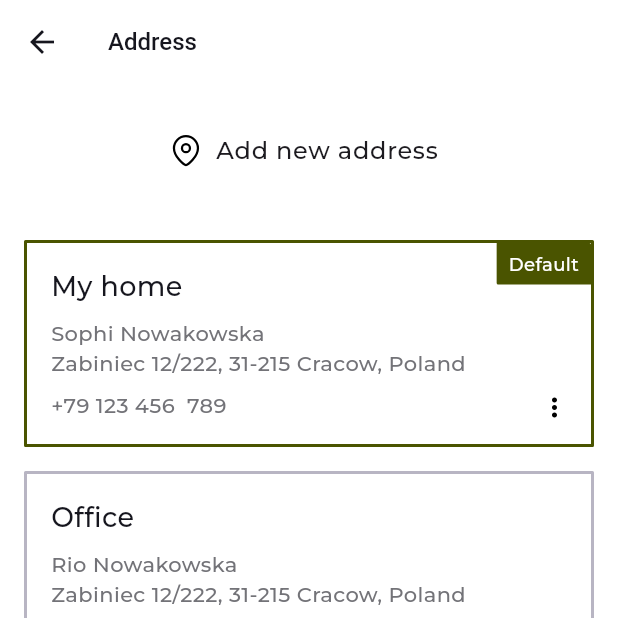
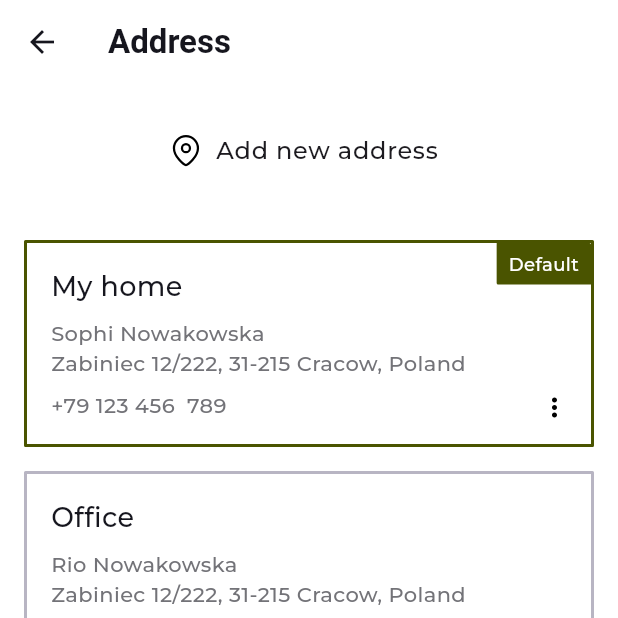
Before and after one commit to AbdhalRiyas/NicheGallerie, a Flutter app: the AddressesScreen screen opened by its route, on a phone screen of 412 x 824 dp, the top half of it. Run offline on Flutter 3.47's test engine with Material 3 defaults, Android fonts, the phone set to English and light mode, and no system bars; our stand-ins replace cached_network_image, country_code_picker, csc_picker, flutter_dotenv, flutter_rating_bar, flutter_svg and 1 more; missing offline and left inert: mobkit_dashed_border; statements that could not run were skipped; project files that could hold a hidden picture were left out.

```diff
--- a/lib/src/screens/address/views/addresses_screen.dart
+++ b/lib/src/screens/address/views/addresses_screen.dart
@@ -4,6 +4,7 @@ import 'package:mobkit_dashed_border/mobkit_dashed_border.dart';
 import 'package:shop/src/constants.dart';
 import 'package:shop/src/screens/address/views/components/address_card.dart';
 import 'package:shop/src/screens/address/views/components/address_form.dart';
+import 'package:shop/src/screens/address/views/components/addresses_skelton.dart';
 
 class AddressesScreen extends StatefulWidget {
   const AddressesScreen({super.key});
@@ -97,7 +98,11 @@ class _AddressesScreenState extends State<AddressesScreen> {
                   ? Center(
                       child: Text('No addresses'),
                     )
-                  : ListView.builder(
+                  : FutureBuilder(
+                      future: Future.delayed(Duration(milliseconds: 500)),
+                      builder: (context, snapshot) {
+                        if (snapshot.connectionState == ConnectionState.done) {
+                          return ListView.builder(
                             padding: const EdgeInsets.all(defaultPadding),
                             itemCount: addresses.length,
                             itemBuilder: (context, index) {
@@ -116,7 +121,11 @@ class _AddressesScreenState extends State<AddressesScreen> {
                                 ],
                               );
                             },
-                    ),
+                          );
+                        } else {
+                          return AddressesSkelton();
+                        }
+                      }),
             ),
           ],
         ),
--- a/lib/src/theme/theme_data.dart
+++ b/lib/src/theme/theme_data.dart
@@ -7,8 +7,8 @@ const AppBarTheme appBarLightTheme = AppBarTheme(
   elevation: 0,
   iconTheme: IconThemeData(color: blackColor),
   titleTextStyle: TextStyle(
-    fontSize: 16,
-    fontWeight: FontWeight.w500,
+    fontSize: 22,
+    fontWeight: FontWeight.bold,
     color: blackColor,
   ),
 );
```
Lines whose indentation alone changed are shown as unchanged.
